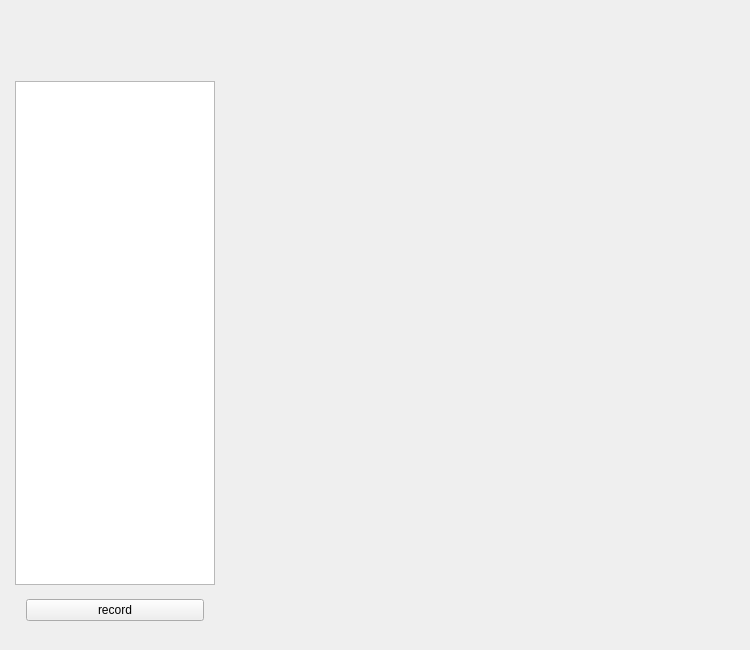
First picture: the form in Adora/Adora/Ui/Adora.ui, repository hash1018/Adora, before the edit.
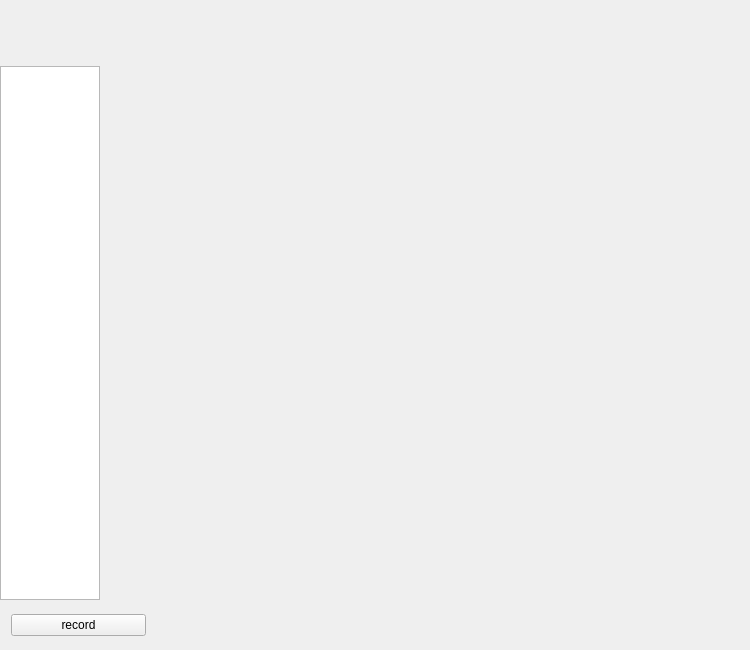
Second picture: the form after the edit. Custom widgets are drawn as their Qt base class.

Diff of the .ui file:
```diff
--- a/Adora/Adora/Ui/Adora.ui
+++ b/Adora/Adora/Ui/Adora.ui
@@ -25,6 +25,9 @@
   <property name="windowTitle">
    <string>Adora</string>
   </property>
+  <property name="styleSheet">
+   <string notr="true"/>
+  </property>
   <widget class="QWidget" name="centralWidget">
    <layout class="QVBoxLayout" name="verticalLayout">
     <property name="spacing">
@@ -65,28 +68,28 @@
         <number>0</number>
        </property>
        <property name="leftMargin">
-        <number>15</number>
+        <number>0</number>
        </property>
        <property name="topMargin">
-        <number>15</number>
+        <number>0</number>
        </property>
        <property name="rightMargin">
-        <number>15</number>
+        <number>0</number>
        </property>
        <property name="bottomMargin">
-        <number>15</number>
+        <number>0</number>
        </property>
        <item>
         <widget class="QWidget" name="menuAreaWidget" native="true">
          <property name="minimumSize">
           <size>
-           <width>200</width>
+           <width>157</width>
            <height>0</height>
           </size>
          </property>
          <property name="maximumSize">
           <size>
-           <width>200</width>
+           <width>157</width>
            <height>16777215</height>
           </size>
          </property>
@@ -107,7 +110,20 @@
            <number>0</number>
           </property>
           <item>
-           <widget class="QListWidget" name="menuListWidget"/>
+           <widget class="QListWidget" name="menuListWidget">
+            <property name="minimumSize">
+             <size>
+              <width>100</width>
+              <height>0</height>
+             </size>
+            </property>
+            <property name="maximumSize">
+             <size>
+              <width>100</width>
+              <height>16777215</height>
+             </size>
+            </property>
+           </widget>
           </item>
           <item>
            <widget class="QWidget" name="buttonAreaWidget" native="true">
```
